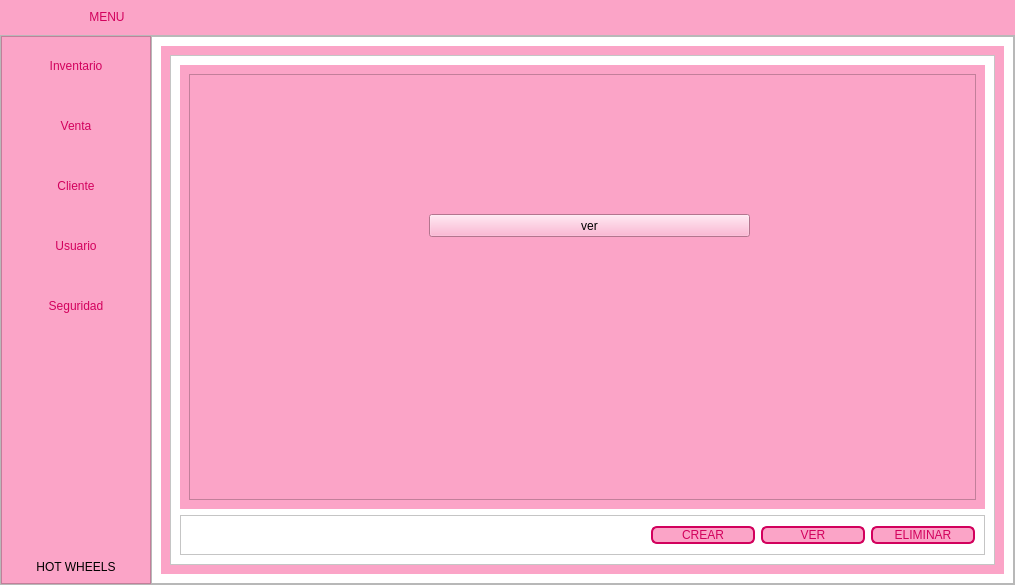
The window that View/menu.ui (AnderNoleon/proyecto_carro) describes before a commit, drawn with Qt 5.
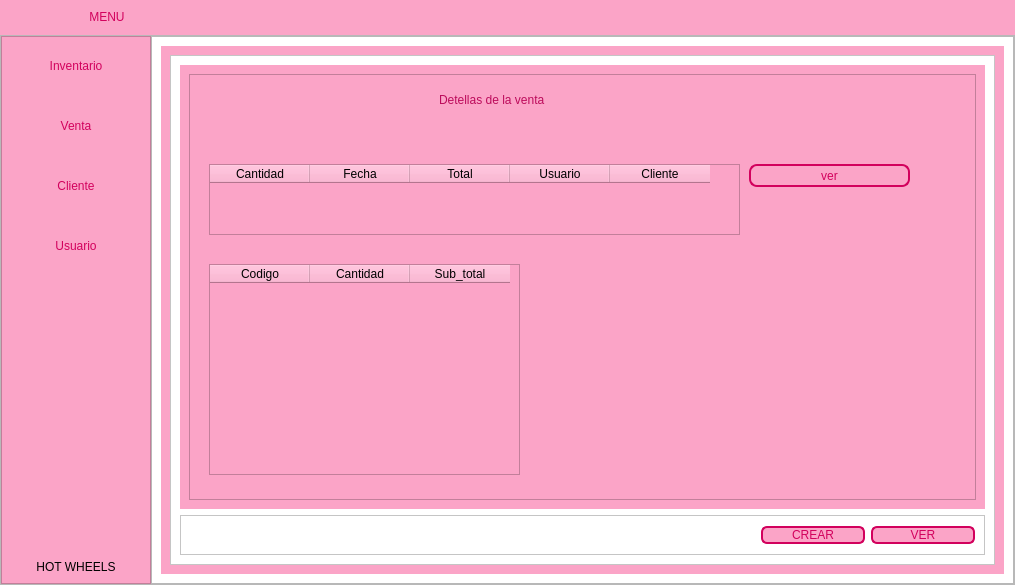
The same window after the commit. The open tabs and pages were chosen to show the change. Icons and pictures are not drawn.

The edit to the form file:
```diff
--- a/View/menu.ui
+++ b/View/menu.ui
@@ -503,32 +503,6 @@
             </property>
            </widget>
           </item>
-          <item>
-           <widget class="QPushButton" name="bt_cuatro">
-            <property name="minimumSize">
-             <size>
-              <width>0</width>
-              <height>40</height>
-             </size>
-            </property>
-            <property name="styleSheet">
-             <string notr="true">color: #d2015d;</string>
-            </property>
-            <property name="text">
-             <string>Seguridad</string>
-            </property>
-            <property name="icon">
-             <iconset>
-              <normaloff>encriptado.png</normaloff>encriptado.png</iconset>
-            </property>
-            <property name="iconSize">
-             <size>
-              <width>32</width>
-              <height>32</height>
-             </size>
-            </property>
-           </widget>
-          </item>
           <item>
            <spacer name="verticalSpacer">
             <property name="orientation">
@@ -1427,16 +1401,110 @@
                           <widget class="QPushButton" name="pushButton_3">
                            <property name="geometry">
                             <rect>
-                             <x>240</x>
-                             <y>140</y>
-                             <width>321</width>
+                             <x>560</x>
+                             <y>90</y>
+                             <width>161</width>
                              <height>23</height>
                             </rect>
                            </property>
+                           <property name="styleSheet">
+                            <string notr="true">QPushButton{
+border: 2px solid #d2015d;
+border-radius: 8px;
+
+background-color: #fba4c7;
+font: 87 9pt &quot;Arial Black&quot;;
+color: #d2015d;
+}
+QPushButton:hover{
+background-color: white;
+font: 87 10pt &quot;Arial Black&quot;;
+}
+
+
+</string>
+                           </property>
                            <property name="text">
                             <string>ver</string>
                            </property>
                           </widget>
+                          <widget class="QTableWidget" name="tabla_factura">
+                           <property name="geometry">
+                            <rect>
+                             <x>20</x>
+                             <y>90</y>
+                             <width>531</width>
+                             <height>71</height>
+                            </rect>
+                           </property>
+                           <column>
+                            <property name="text">
+                             <string>Cantidad</string>
+                            </property>
+                           </column>
+                           <column>
+                            <property name="text">
+                             <string>Fecha</string>
+                            </property>
+                           </column>
+                           <column>
+                            <property name="text">
+                             <string>Total</string>
+                            </property>
+                           </column>
+                           <column>
+                            <property name="text">
+                             <string>Usuario</string>
+                            </property>
+                           </column>
+                           <column>
+                            <property name="text">
+                             <string>Cliente</string>
+                            </property>
+                           </column>
+                          </widget>
+                          <widget class="QTableWidget" name="tabla_factura_2">
+                           <property name="geometry">
+                            <rect>
+                             <x>20</x>
+                             <y>190</y>
+                             <width>311</width>
+                             <height>211</height>
+                            </rect>
+                           </property>
+                           <column>
+                            <property name="text">
+                             <string>Codigo</string>
+                            </property>
+                           </column>
+                           <column>
+                            <property name="text">
+                             <string>Cantidad</string>
+                            </property>
+                           </column>
+                           <column>
+                            <property name="text">
+                             <string>Sub_total</string>
+                            </property>
+                           </column>
+                          </widget>
+                          <widget class="QLabel" name="label_35">
+                           <property name="geometry">
+                            <rect>
+                             <x>250</x>
+                             <y>10</y>
+                             <width>291</width>
+                             <height>31</height>
+                            </rect>
+                           </property>
+                           <property name="styleSheet">
+                            <string notr="true">color: rgb(188, 11, 91);
+font: 75 17pt &quot;Orbitron&quot;;</string>
+                           </property>
+                           <property name="text">
+                            <string>Detellas de la venta</string>
+                           </property>
+                          </widget>
                          </widget>
                         </item>
                        </layout>
@@ -2039,28 +2107,6 @@
                          </property>
                         </widget>
                        </item>
-                       <item>
-                        <widget class="QPushButton" name="btn_eliminar_venta">
-                         <property name="styleSheet">
-                          <string notr="true">QPushButton{
-    border: 2px solid #d2015d;
-    border-radius: 6px;
-    background-color: #fba4c7;
-    font: 60 10pt &quot;Arial Black&quot;;
-    color: #d2015d;
-    min-width: 100px;
-}
-QPushButton:hover{
-    background-color: white;
-    font: 70 10pt &quot;Arial Black&quot;;
-}
-</string>
-                         </property>
-                         <property name="text">
-                          <string>ELIMINAR</string>
-                         </property>
-                        </widget>
-                       </item>
                       </layout>
                      </widget>
                     </item>
```
Left out of the diff: 98 changed lines with no effect on the pictures.
